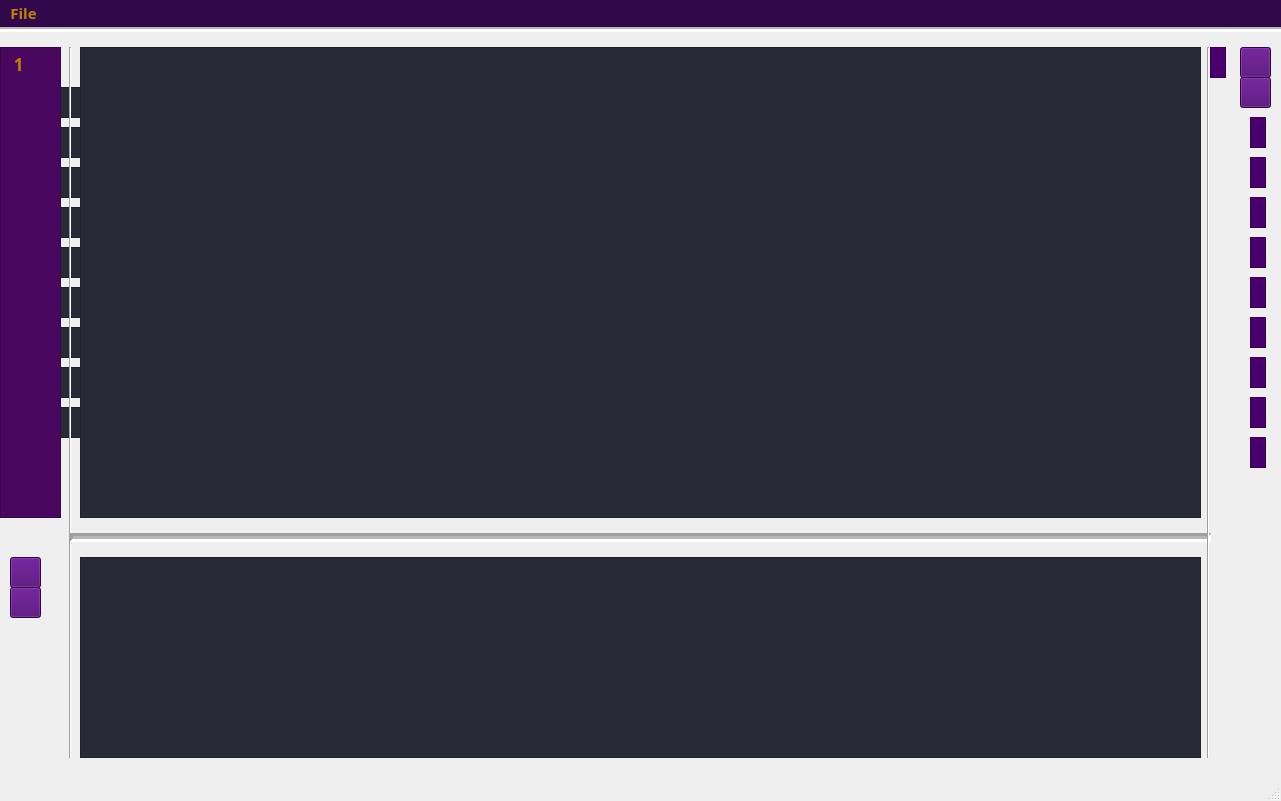
Above: gui/mainwindow.ui from AbuRahman10/IDE before the change. Below: the same form after it.
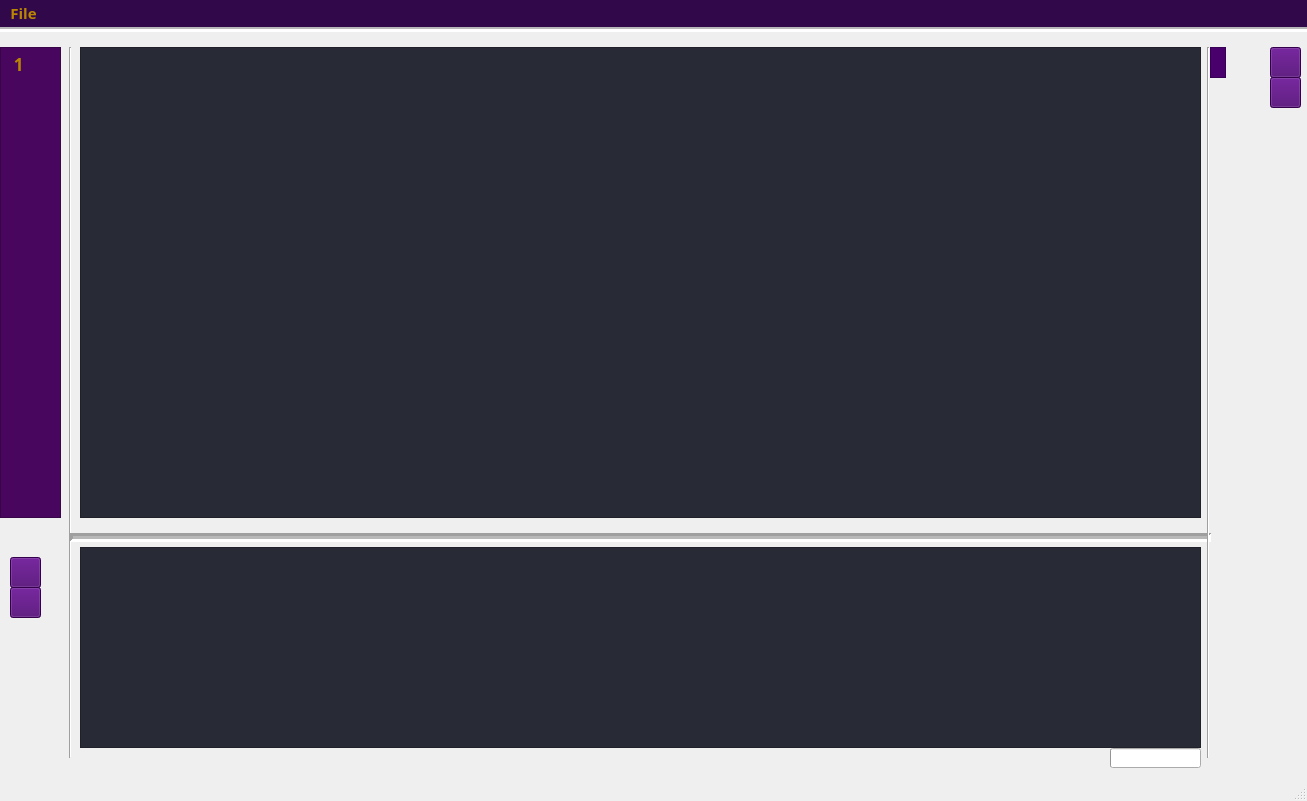
That is the form after the change. Icons and pictures are not drawn.

Commit message: Final User Interface

What changed in the file:
```diff
--- a/gui/mainwindow.ui
+++ b/gui/mainwindow.ui
@@ -6,7 +6,7 @@
    <rect>
     <x>0</x>
     <y>0</y>
-    <width>1281</width>
+    <width>1307</width>
     <height>801</height>
    </rect>
   </property>
@@ -72,7 +72,7 @@
     <property name="geometry">
      <rect>
       <x>80</x>
-      <y>530</y>
+      <y>520</y>
       <width>1121</width>
       <height>201</height>
      </rect>
@@ -93,7 +93,7 @@
    <widget class="QPushButton" name="RUN">
     <property name="geometry">
      <rect>
-      <x>1240</x>
+      <x>1270</x>
       <y>20</y>
       <width>31</width>
       <height>31</height>
@@ -170,294 +170,6 @@
      <enum>Qt::Horizontal</enum>
     </property>
    </widget>
-   <widget class="QTextEdit" name="editor_2">
-    <property name="geometry">
-     <rect>
-      <x>30</x>
-      <y>60</y>
-      <width>931</width>
-      <height>31</height>
-     </rect>
-    </property>
-    <property name="font">
-     <font>
-      <family>Fira Code</family>
-      <pointsize>-1</pointsize>
-      <bold>true</bold>
-     </font>
-    </property>
-    <property name="styleSheet">
-     <string notr="true">QTextEdit {
-    font-family: 'Fira Code', monospace;
-    font-size: 17px; /* Adjust the font size as needed */
-    line-height: 1.5; /* Adjust the line height for better readability */
-    background-color: #282a36; /* Dracula background color */
-    color: #ba8602; /* Dracula text color */
-}</string>
-    </property>
-    <property name="verticalScrollBarPolicy">
-     <enum>Qt::ScrollBarAlwaysOff</enum>
-    </property>
-    <property name="readOnly">
-     <bool>false</bool>
-    </property>
-   </widget>
-   <widget class="QTextEdit" name="editor_3">
-    <property name="geometry">
-     <rect>
-      <x>30</x>
-      <y>100</y>
-      <width>931</width>
-      <height>31</height>
-     </rect>
-    </property>
-    <property name="font">
-     <font>
-      <family>Fira Code</family>
-      <pointsize>-1</pointsize>
-      <bold>true</bold>
-     </font>
-    </property>
-    <property name="styleSheet">
-     <string notr="true">QTextEdit {
-    font-family: 'Fira Code', monospace;
-    font-size: 17px; /* Adjust the font size as needed */
-    line-height: 1.5; /* Adjust the line height for better readability */
-    background-color: #282a36; /* Dracula background color */
-    color: #ba8602; /* Dracula text color */
-}</string>
-    </property>
-    <property name="verticalScrollBarPolicy">
-     <enum>Qt::ScrollBarAlwaysOff</enum>
-    </property>
-    <property name="readOnly">
-     <bool>false</bool>
-    </property>
-   </widget>
-   <widget class="QTextEdit" name="editor_4">
-    <property name="geometry">
-     <rect>
-      <x>30</x>
-      <y>140</y>
-      <width>931</width>
-      <height>31</height>
-     </rect>
-    </property>
-    <property name="font">
-     <font>
-      <family>Fira Code</family>
-      <pointsize>-1</pointsize>
-      <bold>true</bold>
-     </font>
-    </property>
-    <property name="styleSheet">
-     <string notr="true">QTextEdit {
-    font-family: 'Fira Code', monospace;
-    font-size: 17px; /* Adjust the font size as needed */
-    line-height: 1.5; /* Adjust the line height for better readability */
-    background-color: #282a36; /* Dracula background color */
-    color: #ba8602; /* Dracula text color */
-}</string>
-    </property>
-    <property name="verticalScrollBarPolicy">
-     <enum>Qt::ScrollBarAlwaysOff</enum>
-    </property>
-    <property name="readOnly">
-     <bool>false</bool>
-    </property>
-   </widget>
-   <widget class="QTextEdit" name="editor_5">
-    <property name="geometry">
-     <rect>
-      <x>30</x>
-      <y>180</y>
-      <width>931</width>
-      <height>31</height>
-     </rect>
-    </property>
-    <property name="font">
-     <font>
-      <family>Fira Code</family>
-      <pointsize>-1</pointsize>
-      <bold>true</bold>
-     </font>
-    </property>
-    <property name="styleSheet">
-     <string notr="true">QTextEdit {
-    font-family: 'Fira Code', monospace;
-    font-size: 17px; /* Adjust the font size as needed */
-    line-height: 1.5; /* Adjust the line height for better readability */
-    background-color: #282a36; /* Dracula background color */
-    color: #ba8602; /* Dracula text color */
-}</string>
-    </property>
-    <property name="verticalScrollBarPolicy">
-     <enum>Qt::ScrollBarAlwaysOff</enum>
-    </property>
-    <property name="readOnly">
-     <bool>false</bool>
-    </property>
-   </widget>
-   <widget class="QTextEdit" name="editor_6">
-    <property name="geometry">
-     <rect>
-      <x>30</x>
-      <y>220</y>
-      <width>931</width>
-      <height>31</height>
-     </rect>
-    </property>
-    <property name="font">
-     <font>
-      <family>Fira Code</family>
-      <pointsize>-1</pointsize>
-      <bold>true</bold>
-     </font>
-    </property>
-    <property name="styleSheet">
-     <string notr="true">QTextEdit {
-    font-family: 'Fira Code', monospace;
-    font-size: 17px; /* Adjust the font size as needed */
-    line-height: 1.5; /* Adjust the line height for better readability */
-    background-color: #282a36; /* Dracula background color */
-    color: #ba8602; /* Dracula text color */
-}</string>
-    </property>
-    <property name="verticalScrollBarPolicy">
-     <enum>Qt::ScrollBarAlwaysOff</enum>
-    </property>
-    <property name="readOnly">
-     <bool>false</bool>
-    </property>
-   </widget>
-   <widget class="QTextEdit" name="editor_7">
-    <property name="geometry">
-     <rect>
-      <x>30</x>
-      <y>260</y>
-      <width>931</width>
-      <height>31</height>
-     </rect>
-    </property>
-    <property name="font">
-     <font>
-      <family>Fira Code</family>
-      <pointsize>-1</pointsize>
-      <bold>true</bold>
-     </font>
-    </property>
-    <property name="styleSheet">
-     <string notr="true">QTextEdit {
-    font-family: 'Fira Code', monospace;
-    font-size: 17px; /* Adjust the font size as needed */
-    line-height: 1.5; /* Adjust the line height for better readability */
-    background-color: #282a36; /* Dracula background color */
-    color: #ba8602; /* Dracula text color */
-}</string>
-    </property>
-    <property name="verticalScrollBarPolicy">
-     <enum>Qt::ScrollBarAlwaysOff</enum>
-    </property>
-    <property name="readOnly">
-     <bool>false</bool>
-    </property>
-   </widget>
-   <widget class="QTextEdit" name="editor_8">
-    <property name="geometry">
-     <rect>
-      <x>30</x>
-      <y>300</y>
-      <width>931</width>
-      <height>31</height>
-     </rect>
-    </property>
-    <property name="font">
-     <font>
-      <family>Fira Code</family>
-      <pointsize>-1</pointsize>
-      <bold>true</bold>
-     </font>
-    </property>
-    <property name="styleSheet">
-     <string notr="true">QTextEdit {
-    font-family: 'Fira Code', monospace;
-    font-size: 17px; /* Adjust the font size as needed */
-    line-height: 1.5; /* Adjust the line height for better readability */
-    background-color: #282a36; /* Dracula background color */
-    color: #ba8602; /* Dracula text color */
-}</string>
-    </property>
-    <property name="verticalScrollBarPolicy">
-     <enum>Qt::ScrollBarAlwaysOff</enum>
-    </property>
-    <property name="readOnly">
-     <bool>false</bool>
-    </property>
-   </widget>
-   <widget class="QTextEdit" name="editor_9">
-    <property name="geometry">
-     <rect>
-      <x>30</x>
-      <y>340</y>
-      <width>931</width>
-      <height>31</height>
-     </rect>
-    </property>
-    <property name="font">
-     <font>
-      <family>Fira Code</family>
-      <pointsize>-1</pointsize>
-      <bold>true</bold>
-     </font>
-    </property>
-    <property name="styleSheet">
-     <string notr="true">QTextEdit {
-    font-family: 'Fira Code', monospace;
-    font-size: 17px; /* Adjust the font size as needed */
-    line-height: 1.5; /* Adjust the line height for better readability */
-    background-color: #282a36; /* Dracula background color */
-    color: #ba8602; /* Dracula text color */
-}</string>
-    </property>
-    <property name="verticalScrollBarPolicy">
-     <enum>Qt::ScrollBarAlwaysOff</enum>
-    </property>
-    <property name="readOnly">
-     <bool>false</bool>
-    </property>
-   </widget>
-   <widget class="QTextEdit" name="editor_10">
-    <property name="geometry">
-     <rect>
-      <x>30</x>
-      <y>380</y>
-      <width>931</width>
-      <height>31</height>
-     </rect>
-    </property>
-    <property name="font">
-     <font>
-      <family>Fira Code</family>
-      <pointsize>-1</pointsize>
-      <bold>true</bold>
-     </font>
-    </property>
-    <property name="styleSheet">
-     <string notr="true">QTextEdit {
-    font-family: 'Fira Code', monospace;
-    font-size: 17px; /* Adjust the font size as needed */
-    line-height: 1.5; /* Adjust the line height for better readability */
-    background-color: #282a36; /* Dracula background color */
-    color: #ba8602; /* Dracula text color */
-}</string>
-    </property>
-    <property name="verticalScrollBarPolicy">
-     <enum>Qt::ScrollBarAlwaysOff</enum>
-    </property>
-    <property name="readOnly">
-     <bool>false</bool>
-    </property>
-   </widget>
    <widget class="QFrame" name="frame">
     <property name="geometry">
      <rect>
@@ -487,208 +199,10 @@
      <enum>QFrame::Raised</enum>
     </property>
    </widget>
-   <widget class="QFrame" name="frame_2">
-    <property name="geometry">
-     <rect>
-      <x>1250</x>
-      <y>90</y>
-      <width>16</width>
-      <height>31</height>
-     </rect>
-    </property>
-    <property name="autoFillBackground">
-     <bool>false</bool>
-    </property>
-    <property name="styleSheet">
-     <string notr="true">background-color: #49006d;</string>
-    </property>
-    <property name="frameShape">
-     <enum>QFrame::StyledPanel</enum>
-    </property>
-    <property name="frameShadow">
-     <enum>QFrame::Raised</enum>
-    </property>
-   </widget>
-   <widget class="QFrame" name="frame_3">
-    <property name="geometry">
-     <rect>
-      <x>1250</x>
-      <y>130</y>
-      <width>16</width>
-      <height>31</height>
-     </rect>
-    </property>
-    <property name="autoFillBackground">
-     <bool>false</bool>
-    </property>
-    <property name="styleSheet">
-     <string notr="true">background-color: #49006d;</string>
-    </property>
-    <property name="frameShape">
-     <enum>QFrame::StyledPanel</enum>
-    </property>
-    <property name="frameShadow">
-     <enum>QFrame::Raised</enum>
-    </property>
-   </widget>
-   <widget class="QFrame" name="frame_4">
-    <property name="geometry">
-     <rect>
-      <x>1250</x>
-      <y>170</y>
-      <width>16</width>
-      <height>31</height>
-     </rect>
-    </property>
-    <property name="autoFillBackground">
-     <bool>false</bool>
-    </property>
-    <property name="styleSheet">
-     <string notr="true">background-color: #49006d;</string>
-    </property>
-    <property name="frameShape">
-     <enum>QFrame::StyledPanel</enum>
-    </property>
-    <property name="frameShadow">
-     <enum>QFrame::Raised</enum>
-    </property>
-   </widget>
-   <widget class="QFrame" name="frame_5">
-    <property name="geometry">
-     <rect>
-      <x>1250</x>
-      <y>210</y>
-      <width>16</width>
-      <height>31</height>
-     </rect>
-    </property>
-    <property name="autoFillBackground">
-     <bool>false</bool>
-    </property>
-    <property name="styleSheet">
-     <string notr="true">background-color: #49006d;</string>
-    </property>
-    <property name="frameShape">
-     <enum>QFrame::StyledPanel</enum>
-    </property>
-    <property name="frameShadow">
-     <enum>QFrame::Raised</enum>
-    </property>
-   </widget>
-   <widget class="QFrame" name="frame_6">
-    <property name="geometry">
-     <rect>
-      <x>1250</x>
-      <y>250</y>
-      <width>16</width>
-      <height>31</height>
-     </rect>
-    </property>
-    <property name="autoFillBackground">
-     <bool>false</bool>
-    </property>
-    <property name="styleSheet">
-     <string notr="true">background-color: #49006d;</string>
-    </property>
-    <property name="frameShape">
-     <enum>QFrame::StyledPanel</enum>
-    </property>
-    <property name="frameShadow">
-     <enum>QFrame::Raised</enum>
-    </property>
-   </widget>
-   <widget class="QFrame" name="frame_7">
-    <property name="geometry">
-     <rect>
-      <x>1250</x>
-      <y>290</y>
-      <width>16</width>
-      <height>31</height>
-     </rect>
-    </property>
-    <property name="autoFillBackground">
-     <bool>false</bool>
-    </property>
-    <property name="styleSheet">
-     <string notr="true">background-color: #49006d;</string>
-    </property>
-    <property name="frameShape">
-     <enum>QFrame::StyledPanel</enum>
-    </property>
-    <property name="frameShadow">
-     <enum>QFrame::Raised</enum>
-    </property>
-   </widget>
-   <widget class="QFrame" name="frame_8">
-    <property name="geometry">
-     <rect>
-      <x>1250</x>
-      <y>330</y>
-      <width>16</width>
-      <height>31</height>
-     </rect>
-    </property>
-    <property name="autoFillBackground">
-     <bool>false</bool>
-    </property>
-    <property name="styleSheet">
-     <string notr="true">background-color: #49006d;</string>
-    </property>
-    <property name="frameShape">
-     <enum>QFrame::StyledPanel</enum>
-    </property>
-    <property name="frameShadow">
-     <enum>QFrame::Raised</enum>
-    </property>
-   </widget>
-   <widget class="QFrame" name="frame_9">
-    <property name="geometry">
-     <rect>
-      <x>1250</x>
-      <y>370</y>
-      <width>16</width>
-      <height>31</height>
-     </rect>
-    </property>
-    <property name="autoFillBackground">
-     <bool>false</bool>
-    </property>
-    <property name="styleSheet">
-     <string notr="true">background-color: #49006d;</string>
-    </property>
-    <property name="frameShape">
-     <enum>QFrame::StyledPanel</enum>
-    </property>
-    <property name="frameShadow">
-     <enum>QFrame::Raised</enum>
-    </property>
-   </widget>
-   <widget class="QFrame" name="frame_10">
-    <property name="geometry">
-     <rect>
-      <x>1250</x>
-      <y>410</y>
-      <width>16</width>
-      <height>31</height>
-     </rect>
-    </property>
-    <property name="autoFillBackground">
-     <bool>false</bool>
-    </property>
-    <property name="styleSheet">
-     <string notr="true">background-color: #49006d;</string>
-    </property>
-    <property name="frameShape">
-     <enum>QFrame::StyledPanel</enum>
-    </property>
-    <property name="frameShadow">
-     <enum>QFrame::Raised</enum>
-    </property>
-   </widget>
    <widget class="QPushButton" name="clearInput">
     <property name="geometry">
      <rect>
-      <x>1240</x>
+      <x>1270</x>
       <y>50</y>
       <width>31</width>
       <height>31</height>
@@ -909,6 +423,45 @@
      <enum>Qt::Vertical</enum>
     </property>
    </widget>
+   <widget class="QProgressBar" name="progressBar">
+    <property name="geometry">
+     <rect>
+      <x>1110</x>
+      <y>721</y>
+      <width>91</width>
+      <height>20</height>
+     </rect>
+    </property>
+    <property name="value">
+     <number>0</number>
+    </property>
+    <property name="textVisible">
+     <bool>false</bool>
+    </property>
+    <property name="orientation">
+     <enum>Qt::Horizontal</enum>
+    </property>
+    <property name="textDirection">
+     <enum>QProgressBar::TopToBottom</enum>
+    </property>
+   </widget>
+   <widget class="QLabel" name="label">
+    <property name="geometry">
+     <rect>
+      <x>1241</x>
+      <y>20</y>
+      <width>21</width>
+      <height>31</height>
+     </rect>
+    </property>
+    <property name="styleSheet">
+     <string notr="true">color: rgb(255, 0, 4);
+font: 700 9pt &quot;Fira Code&quot;;</string>
+    </property>
+    <property name="text">
+     <string/>
+    </property>
+   </widget>
    <zorder>RUN</zorder>
    <zorder>editor_2</zorder>
    <zorder>editor_3</zorder>
@@ -946,7 +499,7 @@
     <rect>
      <x>0</x>
      <y>0</y>
-     <width>1281</width>
+     <width>1307</width>
      <height>24</height>
     </rect>
    </property>
```
Left out of the diff: 20 changed lines with no effect on the pictures. The commit also changes 3 other files.
